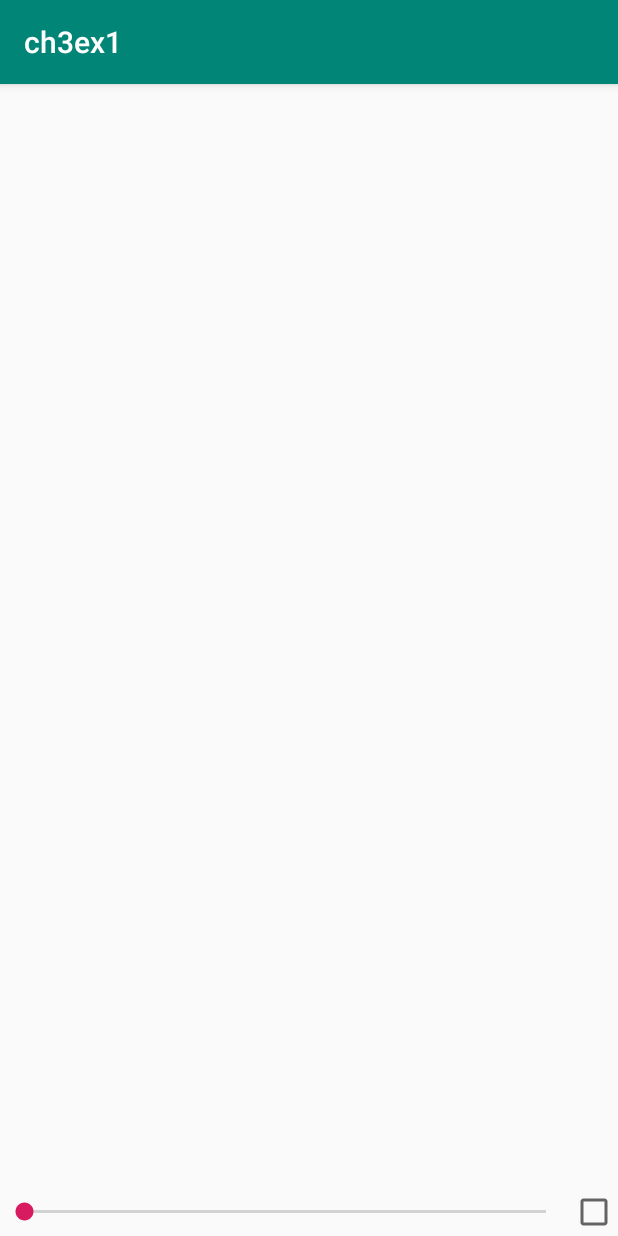
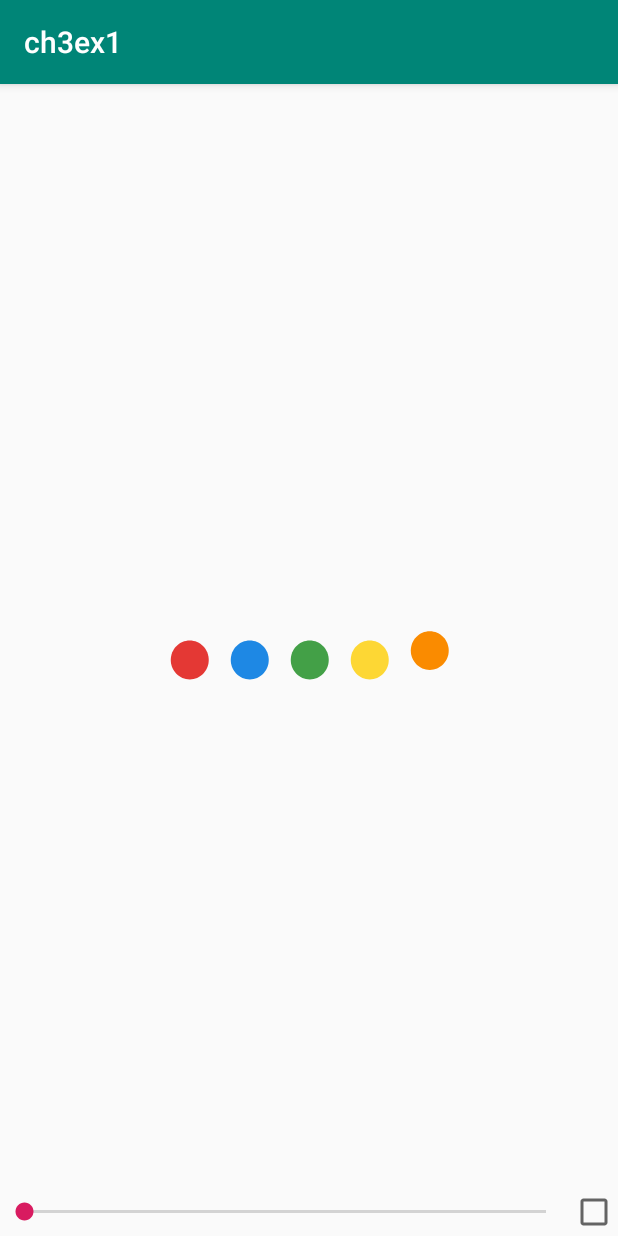
Before and after one commit to ZJUn00b/ZJU-2019-Androi_camp, an Android app: the Ch3Ex1Activity screen opened directly, with no data from a screen before it, on a phone screen of 412 x 824 dp. Run offline under Robolectric (Android 15) with nearby library versions, the phone set to English and light mode, and no system bars.

Commit message:
complete mission 1 & 2

```diff
--- a/app/build.gradle
+++ b/app/build.gradle
@@ -20,6 +20,7 @@ android {
 dependencies {
     implementation fileTree(dir: 'libs', include: ['*.jar'])
     implementation 'com.android.support:appcompat-v7:28.0.0'
+    implementation 'com.android.support:design:28.0.0'
 
     // lottie Android 官网：https://airbnb.io/lottie/#/android
     implementation 'com.airbnb.android:lottie:2.7.0'
--- a/app/src/main/java/com/example/chapter3/homework/Ch3Ex1Activity.java
+++ b/app/src/main/java/com/example/chapter3/homework/Ch3Ex1Activity.java
@@ -1,6 +1,9 @@
 package com.example.chapter3.homework;
 
+import android.animation.ValueAnimator;
+import android.os.Build;
 import android.os.Bundle;
+import android.support.annotation.RequiresApi;
 import android.support.v7.app.AppCompatActivity;
 import android.widget.CheckBox;
 import android.widget.CompoundButton;
@@ -38,12 +41,23 @@ public class Ch3Ex1Activity extends AppCompatActivity {
         });
 
         seekBar.setOnSeekBarChangeListener(new SeekBar.OnSeekBarChangeListener() {
+            @RequiresApi(api = Build.VERSION_CODES.HONEYCOMB)
             @Override
-            public void onProgressChanged(SeekBar seekBar, int progress, boolean fromUser) {
+
+            //progress的值是从0到100
+           public void onProgressChanged(final SeekBar seekBar, final int progress, boolean fromUser) {
                 // TODO ex1-2: 这里应该调用哪个函数呢
                 // 提示1：可以参考 https://airbnb.io/lottie/#/android?id=custom-animators
                 // 提示2：SeekBar 的文档可以把鼠标放在 OnProgressChanged 中间，并点击 F1 查看，
                 // 或者到官网查询 https://developer.android.google.cn/reference/android/widget/SeekBar.OnSeekBarChangeListener.html#onProgressChanged(android.widget.SeekBar,%20int,%20boolean
+                ValueAnimator animator = ValueAnimator.ofFloat(0f, 1f);
+                animator.addUpdateListener(new ValueAnimator.AnimatorUpdateListener() {
+                    @Override
+                    public void onAnimationUpdate(ValueAnimator animation) {
+                        animationView.setProgress((seekBar.getProgress() / 100f));
+                    }
+                });
+                animator.start();
             }
 
             @Override
--- a/app/src/main/res/layout/activity_ch3ex1.xml
+++ b/app/src/main/res/layout/activity_ch3ex1.xml
@@ -3,6 +3,7 @@
     xmlns:tools="http://schemas.android.com/tools"
     android:layout_width="match_parent"
     android:layout_height="match_parent"
+    xmlns:app="http://schemas.android.com/apk/res-auto"
     tools:context=".Ch3Ex1Activity">
 
     <!-- TODO ex1-1, 在这里将 lottie 控件的相关属性补全, lottie_rawRes 注意设置为 @raw/material_wave_loading 或者 @raw/muzli-->
@@ -12,7 +13,10 @@
         android:id="@+id/animation_view"
         android:layout_width="wrap_content"
         android:layout_height="wrap_content"
-        android:layout_gravity="center" />
+        android:layout_gravity="center"
+        app:lottie_autoPlay="true"
+        app:lottie_loop="true"
+        app:lottie_rawRes="@raw/material_wave_loading" />
 
     <LinearLayout
         android:layout_width="match_parent"
```
Also changed, not shown: app/src/main/java/com/example/chapter3/homework/Ch3Ex2Activity.java (+19 -1 lines), 1 other file.
